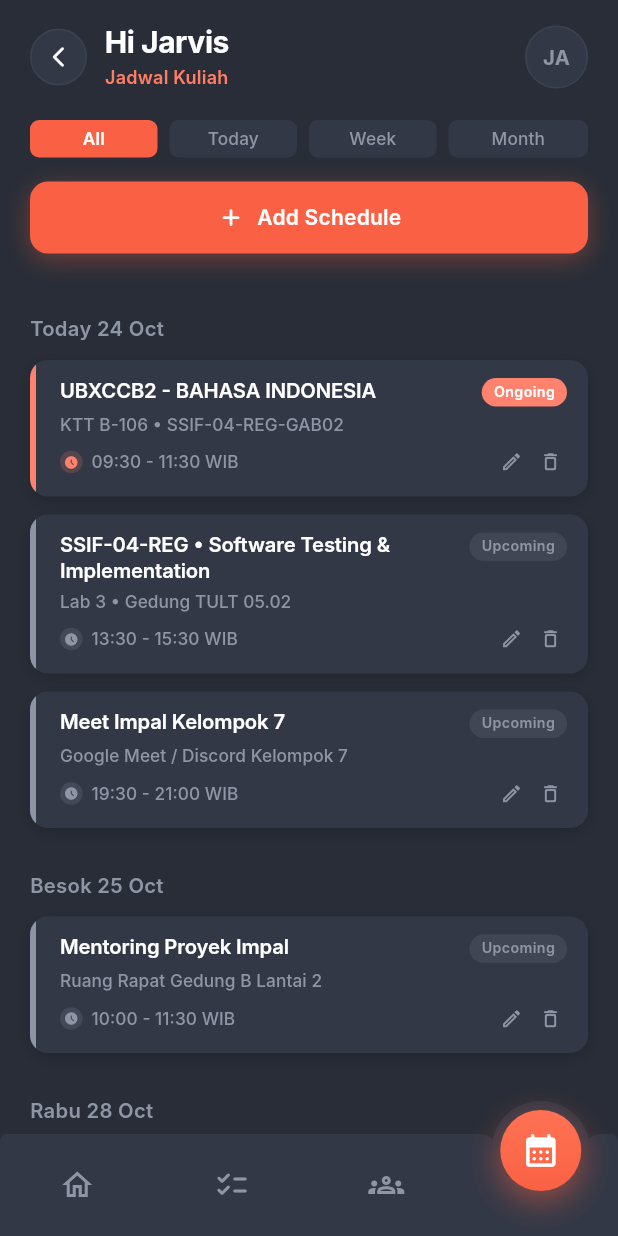
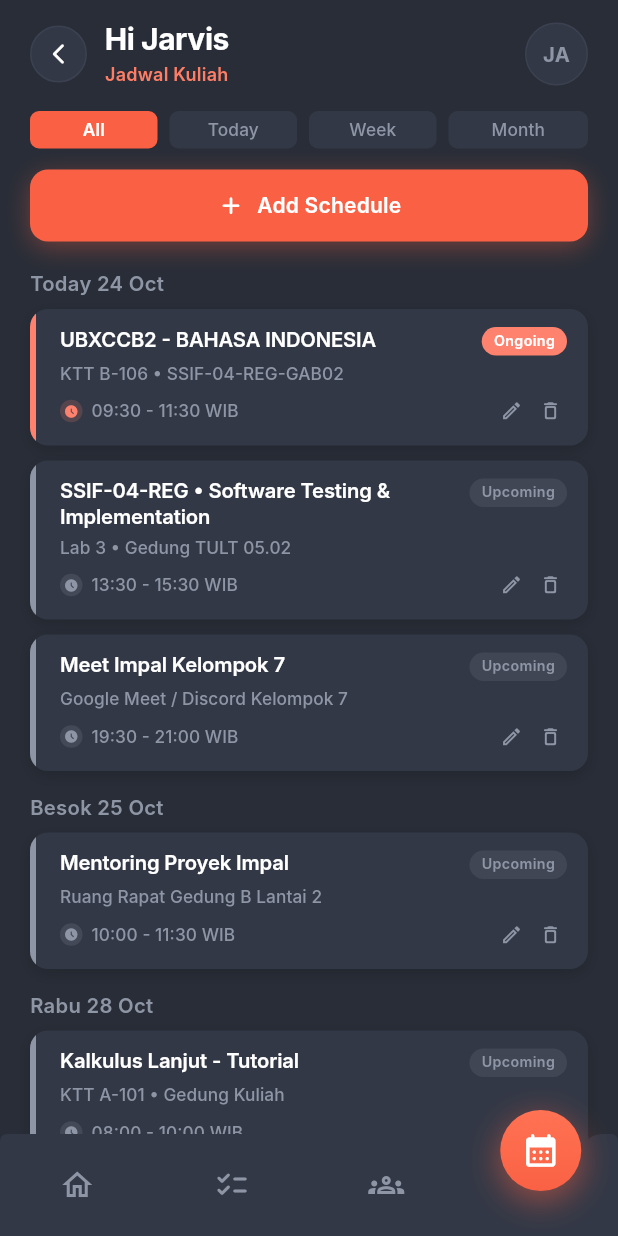
Before and after one commit to Pvsudbd/Impal-02-07, a Flutter app: the SchedulePage screen opened directly, on a phone screen of 412 x 824 dp. Run offline on Flutter 3.47's test engine with Material 3 defaults, Android fonts, the phone set to English and light mode, and no system bars; our stand-ins replace shared_preferences; accounts and stored records are empty; Roboto replaces fonts that are missing (Inter).

Commit message:
style: tighten spacing on schedule page to match design system

```diff
--- a/frontend/lib/presentation/features/jadwal/schedule_page.dart
+++ b/frontend/lib/presentation/features/jadwal/schedule_page.dart
@@ -418,20 +418,23 @@ class _ScheduleContentViewState extends State<ScheduleContentView> {
           physics: const AlwaysScrollableScrollPhysics(),
           slivers: [
             SliverPadding(
-              padding: const EdgeInsets.fromLTRB(20, 16, 20, 110),
+              padding: const EdgeInsets.fromLTRB(20, 14, 20, 96),
               sliver: SliverList(
                 delegate: SliverChildListDelegate([
                   _buildHeader(),
-                  const SizedBox(height: 20),
+                  const SizedBox(height: 16),
                   _buildFilterBar(),
-                  const SizedBox(height: 16),
+                  const SizedBox(height: 14),
                   _buildAddScheduleButton(),
-                  const SizedBox(height: 24),
+                  const SizedBox(height: 14),
                   if (grouped.isEmpty)
                     _buildEmptyState()
                   else
-                    ...grouped.entries.map((entry) {
-                      return _buildScheduleGroup(entry.key, entry.value);
+                    ...grouped.entries.toList().asMap().entries.map((indexedEntry) {
+                      final index = indexedEntry.key;
+                      final entry = indexedEntry.value;
+                      return _buildScheduleGroup(entry.key, entry.value,
+                          isFirstGroup: index == 0);
                     }),
                 ]),
               ),
@@ -624,12 +627,13 @@ class _ScheduleContentViewState extends State<ScheduleContentView> {
     );
   }
 
-  Widget _buildScheduleGroup(String dateHeader, List<ScheduleModel> items) {
+  Widget _buildScheduleGroup(String dateHeader, List<ScheduleModel> items,
+      {bool isFirstGroup = false}) {
     return Column(
       crossAxisAlignment: CrossAxisAlignment.start,
       children: [
         Padding(
-          padding: const EdgeInsets.only(bottom: 12, top: 16),
+          padding: EdgeInsets.only(top: isFirstGroup ? 4 : 14, bottom: 8),
           child: Text(
             dateHeader,
             style: const TextStyle(
@@ -641,19 +645,20 @@ class _ScheduleContentViewState extends State<ScheduleContentView> {
             ),
           ),
         ),
-        ...items.map((item) => _buildScheduleCard(item)),
+        for (int i = 0; i < items.length; i++)
+          _buildScheduleCard(items[i], isLast: i == items.length - 1),
       ],
     );
   }
 
-  Widget _buildScheduleCard(ScheduleModel schedule) {
+  Widget _buildScheduleCard(ScheduleModel schedule, {bool isLast = false}) {
     final isOngoing = schedule.status.toLowerCase() == 'ongoing';
     final isUpcoming = schedule.status.toLowerCase() == 'upcoming';
     final accentColor =
         isUpcoming ? const Color(0xFF8E95A5) : schedule.accentColor;
 
     return Container(
-      margin: const EdgeInsets.only(bottom: 12),
+      margin: EdgeInsets.only(bottom: isLast ? 0 : 10),
       decoration: BoxDecoration(
         color: const Color(0xFF323846),
         borderRadius: BorderRadius.circular(12),
@@ -844,7 +849,7 @@ class _ScheduleContentViewState extends State<ScheduleContentView> {
 
   Widget _buildEmptyState() {
     return Container(
-      padding: const EdgeInsets.symmetric(vertical: 40, horizontal: 20),
+      padding: const EdgeInsets.symmetric(vertical: 28, horizontal: 20),
       child: Center(
         child: Column(
           children: [
```
Also changed, not shown: 1 other file.
